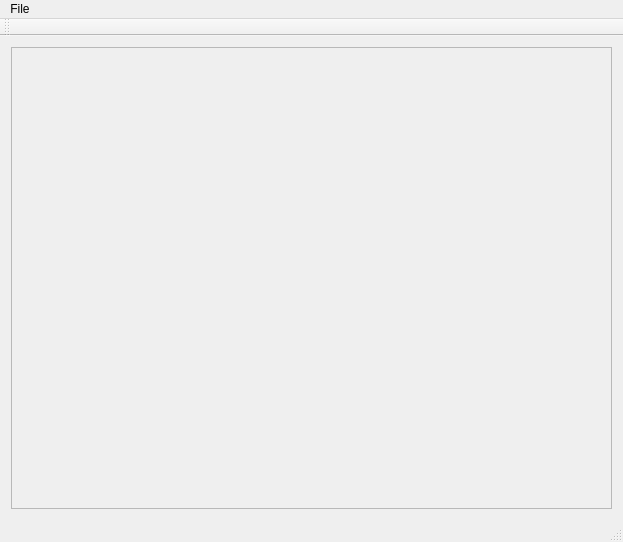
First picture: the form in mainwindow.ui, repository sqrldev/IdTool, before the edit.
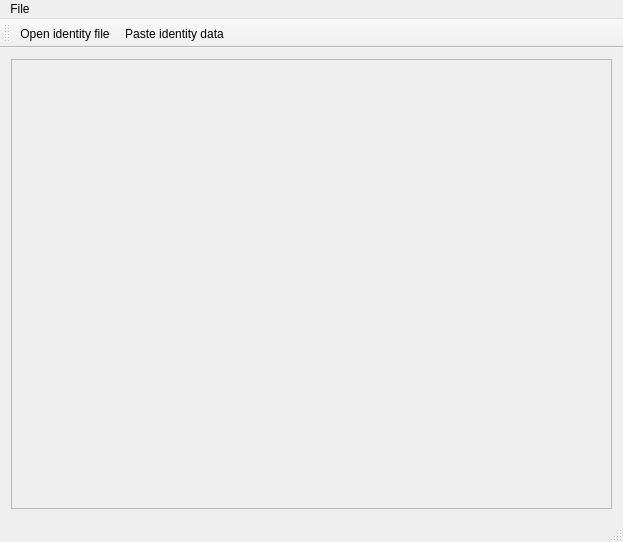
Second picture: the form after the edit. Icons and pictures are not drawn.

Commit message: Add resource file, icons and toolbar to main window

Patch:
```diff
--- a/mainwindow.ui
+++ b/mainwindow.ui
@@ -26,7 +26,7 @@
          <x>0</x>
          <y>0</y>
          <width>603</width>
-         <height>469</height>
+         <height>447</height>
         </rect>
        </property>
       </widget>
@@ -58,11 +58,22 @@
    <attribute name="toolBarBreak">
     <bool>false</bool>
    </attribute>
+   <addaction name="actionOpenFile"/>
+   <addaction name="actionPasteIdentityData"/>
   </widget>
   <widget class="QStatusBar" name="statusBar"/>
   <action name="actionOpenFile">
    <property name="text">
-    <string>Open</string>
+    <string>Open identity file</string>
+   </property>
+  </action>
+  <action name="actionPasteIdentityData">
+   <property name="icon">
+    <iconset resource="res.qrc">
+     <normaloff>:/res/img/Paste_16x.png</normaloff>:/res/img/Paste_16x.png</iconset>
+   </property>
+   <property name="text">
+    <string>Paste identity data</string>
    </property>
   </action>
  </widget>
```
Left out of the diff: 15 changed lines with no effect on the pictures. The commit also changes 5 other files.
